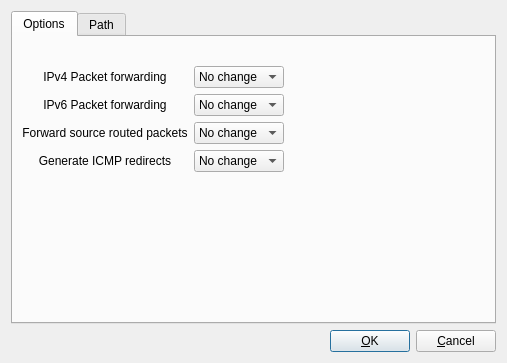
Qt form src/libgui/freebsdadvanceddialog_q.ui (fwbuilder/fwbuilder) before a commit.
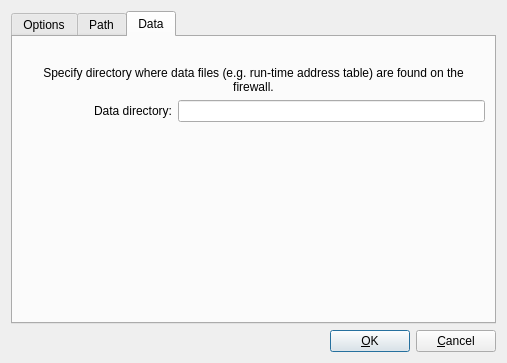
The same form after that commit.

Commit message: * Implemented #2514, support for address table alternate paths. 	There's a "data directory" setting under user preferences.  If the 	user selects an address table file using "choose file" and that 	file is "inside" the data directory, then the appropriate part of 	the path is replaced with %DATADIR% as a variable.  If the address 	table is marked "run-time" then the path is taken from the 	firewall data directory option.

What changed in the file:
```diff
--- a/src/libgui/freebsdadvanceddialog_q.ui
+++ b/src/libgui/freebsdadvanceddialog_q.ui
@@ -23,7 +23,7 @@
       <enum>QTabWidget::Rounded</enum>
      </property>
      <property name="currentIndex">
-      <number>0</number>
+      <number>2</number>
      </property>
      <widget class="QWidget" name="tab0">
       <attribute name="title">
@@ -406,6 +406,78 @@
        </item>
       </layout>
      </widget>
+     <widget class="QWidget" name="tab">
+      <attribute name="title">
+       <string>Data</string>
+      </attribute>
+      <layout class="QGridLayout" name="gridLayout_7">
+       <item row="0" column="1">
+        <spacer name="spacer_2">
+         <property name="orientation">
+          <enum>Qt::Vertical</enum>
+         </property>
+         <property name="sizeType">
+          <enum>QSizePolicy::Fixed</enum>
+         </property>
+         <property name="sizeHint" stdset="0">
+          <size>
+           <width>20</width>
+           <height>20</height>
+          </size>
+         </property>
+        </spacer>
+       </item>
+       <item row="1" column="0" colspan="3">
+        <widget class="QLabel" name="label456_3">
+         <property name="text">
+          <string>Specify directory where data files (e.g. run-time address table) are found on the firewall.</string>
+         </property>
+         <property name="alignment">
+          <set>Qt::AlignCenter</set>
+         </property>
+         <property name="wordWrap">
+          <bool>true</bool>
+         </property>
+        </widget>
+       </item>
+       <item row="2" column="0">
+        <widget class="QLabel" name="label453_4">
+         <property name="text">
+          <string>Data directory:</string>
+         </property>
+         <property name="alignment">
+          <set>Qt::AlignRight|Qt::AlignTrailing|Qt::AlignVCenter</set>
+         </property>
+         <property name="wordWrap">
+          <bool>false</bool>
+         </property>
+        </widget>
+       </item>
+       <item row="2" column="1" colspan="2">
+        <widget class="QLineEdit" name="freebsd_data_dir">
+         <property name="minimumSize">
+          <size>
+           <width>300</width>
+           <height>0</height>
+          </size>
+         </property>
+        </widget>
+       </item>
+       <item row="3" column="2">
+        <spacer name="verticalSpacer_5">
+         <property name="orientation">
+          <enum>Qt::Vertical</enum>
+         </property>
+         <property name="sizeHint" stdset="0">
+          <size>
+           <width>20</width>
+           <height>155</height>
+          </size>
+         </property>
+        </spacer>
+       </item>
+      </layout>
+     </widget>
     </widget>
    </item>
    <item row="1" column="0">
```
The commit also changes 35 other files.
